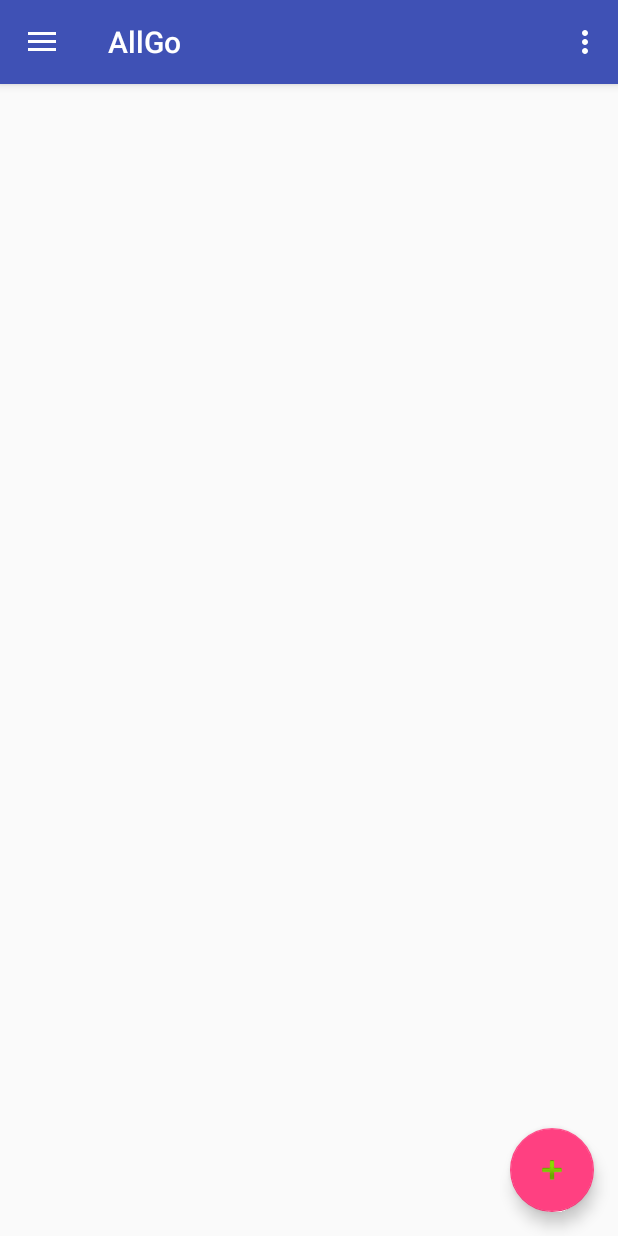
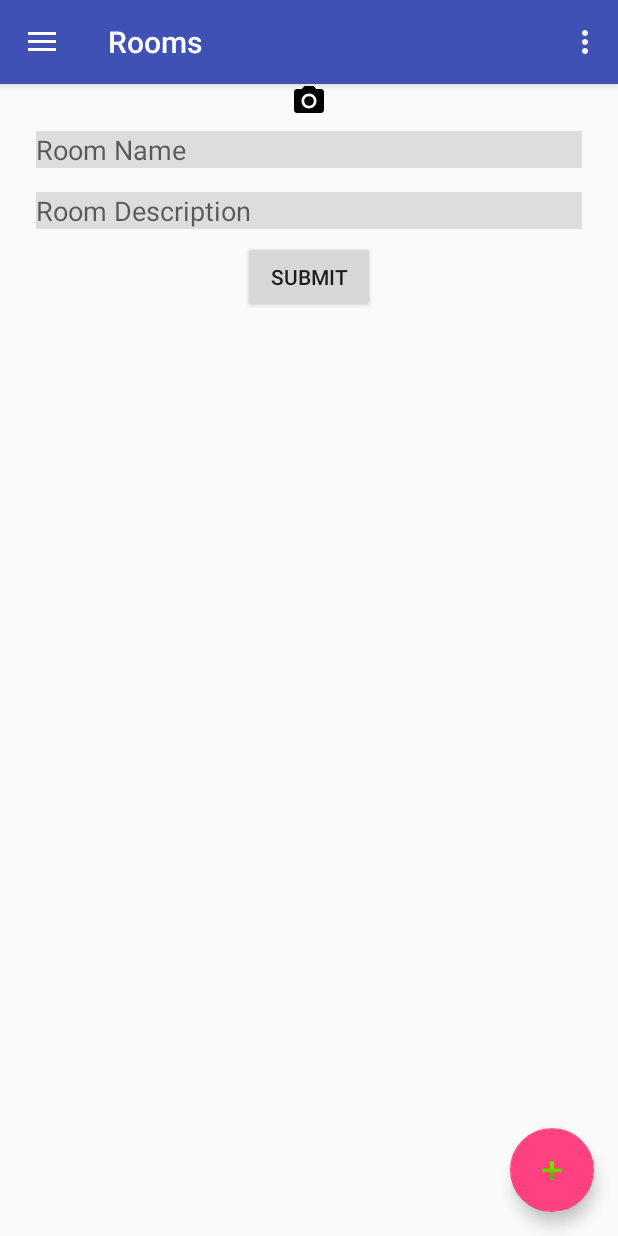
Before and after one commit to anhduy41294/AllGo, an Android app: the fragment RoomFragment placed in its activity, after a tap on an icon or button, on a phone screen of 412 x 824 dp. Run offline under Robolectric (Android 15) with nearby library versions, the phone set to English and light mode, and no system bars; libraries missing offline, so code that uses them is left out: com.firebase.client; 3 statements that could not run were skipped.

Commit message:
add room

```diff
--- a/app/build.gradle
+++ b/app/build.gradle
@@ -30,6 +30,6 @@ dependencies {
     compile 'com.google.android.gms:play-services-maps:8.4.0'
     compile 'com.google.android.gms:play-services-base:8.4.0'
     compile 'com.google.android.gms:play-services-location:8.4.0'
-    compile 'com.firebase:firebase-client-android:2.5.2+'
+    compile 'com.firebase:firebase-client-android:2.5.2'
     compile 'com.facebook.android:facebook-android-sdk:4.0.0'
 }
--- a/app/src/main/java/com/kun/allgo/Global/GlobalVariable.java
+++ b/app/src/main/java/com/kun/allgo/Global/GlobalVariable.java
@@ -8,6 +8,7 @@ import com.kun.allgo.Models.AppUser;
 public class GlobalVariable {
     public static AppUser CurrentAppUser;
     public static String currentUserId;
+    public static String currentWorkspaceId;
     public static String latitude = "";
     public static String longititude = "";
 }
--- /dev/null
+++ b/app/src/main/java/com/kun/allgo/Services/RoomService.java
@@ -0,0 +1,35 @@
+package com.kun.allgo.Services;
+
+import com.firebase.client.Firebase;
+import com.kun.allgo.Global.Constant;
+import com.kun.allgo.Global.GlobalVariable;
+import com.kun.allgo.Models.Room;
+
+import java.util.HashMap;
+import java.util.Map;
+
+/**
+ * Created by Duy on 22-Apr-16.
+ */
+public class RoomService {
+
+    private Firebase roomRef = new Firebase(Constant.FIREBASE_URL_ROMS);
+
+    public RoomService(){
+
+    }
+
+    public boolean SaveNewRoom(Room room){
+
+        Firebase newRoomRef = roomRef.push();
+
+        Map<String, Object> newRoom = new HashMap<>();
+        newRoom.put("roomName", room.getmRoomName());
+        newRoom.put("roomDescription", room.getmRoomDescription());
+        newRoom.put("roomImage", room.getmImageRoom());
+        newRoomRef.setValue(newRoom);
+        newRoomRef.child("workspaces").child(GlobalVariable.currentWorkspaceId).setValue(true);
+
+        return true;
+    }
+}
--- a/app/src/main/java/com/kun/allgo/Views/Adapter/RoomAdapter.java
+++ b/app/src/main/java/com/kun/allgo/Views/Adapter/RoomAdapter.java
@@ -39,8 +39,8 @@ public class RoomAdapter extends RecyclerView.Adapter<RoomAdapter.MyViewHolder>
     @Override
     public void onBindViewHolder(MyViewHolder holder,int position){
         Room current= data.get(position);
-        holder.txtRoomName.setText(current.getRoomName());
-        holder.txtRoomDescription.setText(current.getRoomDescription());
+        holder.txtRoomName.setText(current.getmRoomName());
+        holder.txtRoomDescription.setText(current.getmRoomDescription());
     }
 
     @Override
--- /dev/null
+++ b/app/src/main/java/com/kun/allgo/Views/AddRoomFragment.java
@@ -0,0 +1,56 @@
+package com.kun.allgo.Views;
+
+
+import android.os.Bundle;
+import android.support.v4.app.Fragment;
+import android.view.LayoutInflater;
+import android.view.View;
+import android.view.ViewGroup;
+import android.widget.Button;
+import android.widget.EditText;
+
+import com.kun.allgo.Models.Room;
+import com.kun.allgo.R;
+import com.kun.allgo.Services.RoomService;
+
+/**
+ * A simple {@link Fragment} subclass.
+ */
+public class AddRoomFragment extends Fragment {
+
+    EditText edtRoomName;
+    EditText edtRoomDescription;
+    Button submitBtn;
+    RoomService roomService;
+
+    public AddRoomFragment() {
+        // Required empty public constructor
+    }
+
+
+    @Override
+    public View onCreateView(LayoutInflater inflater, ViewGroup container,
+                             Bundle savedInstanceState) {
+        // Inflate the layout for this fragment
+        View view = inflater.inflate(R.layout.fragment_add_room, container, false);
+
+        roomService = new RoomService();
+        edtRoomName = (EditText) view.findViewById(R.id.edtRoomName);
+        edtRoomDescription = (EditText) view.findViewById(R.id.edtRoomDescription);
+        submitBtn = (Button) view.findViewById(R.id.btnSubmitRoom);
+
+        submitBtn.setOnClickListener(new View.OnClickListener() {
+            @Override
+            public void onClick(View v) {
+                String roomName = edtRoomName.getText().toString();
+                String roomDescription = edtRoomDescription.getText().toString();
+
+                Room room = new Room("", roomName, roomDescription, "");
+                roomService.SaveNewRoom(room);
+            }
+        });
+
+        return view;
+    }
+
+}
--- a/app/src/main/java/com/kun/allgo/Views/AddWorkspaceActivity.java
+++ b/app/src/main/java/com/kun/allgo/Views/AddWorkspaceActivity.java
@@ -111,6 +111,9 @@ public class AddWorkspaceActivity extends AppCompatActivity implements Connectio
             public void onClick(View v) {
                 //Thực hiện save Workspace
                 saveWorkspace();
+                Intent intent = new Intent(getApplicationContext(), MainActivity.class);
+                startActivity(intent);
+
             }
         });
     }
--- a/app/src/main/java/com/kun/allgo/Views/MainFragment.java
+++ b/app/src/main/java/com/kun/allgo/Views/MainFragment.java
@@ -5,6 +5,7 @@ import android.content.Intent;
 import android.os.Bundle;
 import android.support.design.widget.FloatingActionButton;
 import android.support.v4.app.Fragment;
+import android.support.v7.app.AppCompatActivity;
 import android.support.v7.widget.LinearLayoutManager;
 import android.support.v7.widget.RecyclerView;
 import android.util.Log;
@@ -48,8 +49,10 @@ public class MainFragment extends Fragment {
                              Bundle savedInstanceState) {
         view = inflater.inflate(R.layout.fragment_main, container, false);
 
+        ((AppCompatActivity)getActivity()).getSupportActionBar().setTitle("Recommend");
+        listWorkspace.clear();
         Firebase workspaceRef = new Firebase(Constant.FIREBASE_URL_WORKSPACES);
-        workspaceRef.addValueEventListener(new ValueEventListener() {
+        workspaceRef.addListenerForSingleValueEvent(new ValueEventListener() {
             @Override
             public void onDataChange(DataSnapshot dataSnapshot) {
                 for (DataSnapshot workspaceSnap: dataSnapshot.getChildren()) {
@@ -82,7 +85,7 @@ public class MainFragment extends Fragment {
         recyclerViewWorkspace = (RecyclerView) view.findViewById(R.id.rcvWorkspace);
         recyclerViewWorkspace.setHasFixedSize(true);
         recyclerViewWorkspace.setLayoutManager(new LinearLayoutManager(getActivity()));
-        workspaceAdapter = new WorkspaceAdapter(getContext(), listWorkspace);
+        workspaceAdapter = new WorkspaceAdapter(getContext(), listWorkspace, getActivity().getSupportFragmentManager());
 
         recyclerViewWorkspace.setAdapter(workspaceAdapter);
 
--- a/app/src/main/java/com/kun/allgo/Views/RoomFragment.java
+++ b/app/src/main/java/com/kun/allgo/Views/RoomFragment.java
@@ -5,6 +5,8 @@ import android.content.Intent;
 import android.os.Bundle;
 import android.support.design.widget.FloatingActionButton;
 import android.support.v4.app.Fragment;
+import android.support.v7.app.AppCompatActivity;
+import android.support.v7.widget.LinearLayoutManager;
 import android.support.v7.widget.RecyclerView;
 import android.view.LayoutInflater;
 import android.view.View;
@@ -32,10 +34,10 @@ public class RoomFragment extends Fragment {
 
 
     @Override
-    public View onCreateView(LayoutInflater inflater, ViewGroup container,
-                             Bundle savedInstanceState) {
+    public View onCreateView(LayoutInflater inflater, ViewGroup container, Bundle savedInstanceState) {
         // Inflate the layout for this fragment
         view = inflater.inflate(R.layout.fragment_room, container, false);
+        ((AppCompatActivity)getActivity()).getSupportActionBar().setTitle("Rooms");
 
         getFormWidget();
         addEvent();
@@ -45,14 +47,19 @@ public class RoomFragment extends Fragment {
         fab.setOnClickListener(new View.OnClickListener() {
             @Override
             public void onClick(View view) {
-                Intent i = new Intent(getActivity(), AddRoomActivity.class);
-                startActivity(i);
+                AddRoomFragment addRoomFragment = new AddRoomFragment();
+                getActivity().getSupportFragmentManager().beginTransaction()
+                        .add(R.id.fragment_container, addRoomFragment)
+                        .addToBackStack(null)
+                        .commit();
             }
         });
     }
 
     private void getFormWidget() {
-        recyclerViewRoom = (RecyclerView) view.findViewById(R.id.rcvWorkspace);
+        recyclerViewRoom = (RecyclerView) view.findViewById(R.id.rcvRoom);
+        recyclerViewRoom.setHasFixedSize(true);
+        recyclerViewRoom.setLayoutManager(new LinearLayoutManager(getActivity()));
         roomAdapter = new RoomAdapter(getContext(),getRoomData());
 
         recyclerViewRoom.setAdapter(roomAdapter);
@@ -64,7 +71,6 @@ public class RoomFragment extends Fragment {
     private List<Room> getRoomData() {
 
         List<Room> room = new ArrayList<Room>();
-        room.add(new Room());
         return room;
     }
 }
--- /dev/null
+++ b/app/src/main/res/layout/fragment_add_room.xml
@@ -0,0 +1,46 @@
+<RelativeLayout xmlns:android="http://schemas.android.com/apk/res/android"
+    xmlns:tools="http://schemas.android.com/tools"
+    android:layout_width="match_parent"
+    android:layout_height="match_parent"
+    android:paddingBottom="@dimen/activity_vertical_margin"
+    android:paddingLeft="@dimen/activity_horizontal_margin"
+    android:paddingRight="@dimen/activity_horizontal_margin"
+    android:paddingTop="55dp"
+    tools:context="com.kun.allgo.Views.AddRoomFragment">
+
+    <ImageView
+        android:id="@+id/imgRoom"
+        android:src="@drawable/ic_menu_camera"
+        android:layout_centerHorizontal="true"
+        android:layout_width="wrap_content"
+        android:layout_height="wrap_content" />
+
+    <EditText
+        android:id="@+id/edtRoomName"
+        android:background="#ddddde"
+        android:layout_below="@+id/imgRoom"
+        android:layout_margin="8dp"
+        android:hint="Room Name"
+        android:layout_width="match_parent"
+        android:layout_height="wrap_content" />
+    <EditText
+        android:id="@+id/edtRoomDescription"
+        android:background="#ddddde"
+        android:layout_below="@+id/edtRoomName"
+        android:layout_margin="8dp"
+        android:inputType="textMultiLine"
+        android:hint="Room Description"
+        android:layout_width="match_parent"
+        android:layout_height="wrap_content" />
+
+
+    <Button
+        android:id="@+id/btnSubmitRoom"
+        android:layout_below="@+id/edtRoomDescription"
+        android:layout_width="wrap_content"
+        android:layout_height="wrap_content"
+        android:layout_centerHorizontal="true"
+        android:text="Submit"/>
+
+
+</RelativeLayout>
```
Also changed, not shown: app/src/main/java/com/kun/allgo/Models/Room.java (+11 -21 lines), app/src/main/java/com/kun/allgo/Services/WorkspaceService.java (+21 -0 lines), app/src/main/java/com/kun/allgo/Views/Adapter/WorkspaceAdapter.java (+32 -6 lines), app/src/main/java/com/kun/allgo/Views/MainActivity.java (+7 -0 lines), app/src/main/java/com/kun/allgo/Views/WorkspaceFragment.java (+49 -2 lines), app/src/main/res/layout/custom_item_room.xml (+41 -16 lines).
